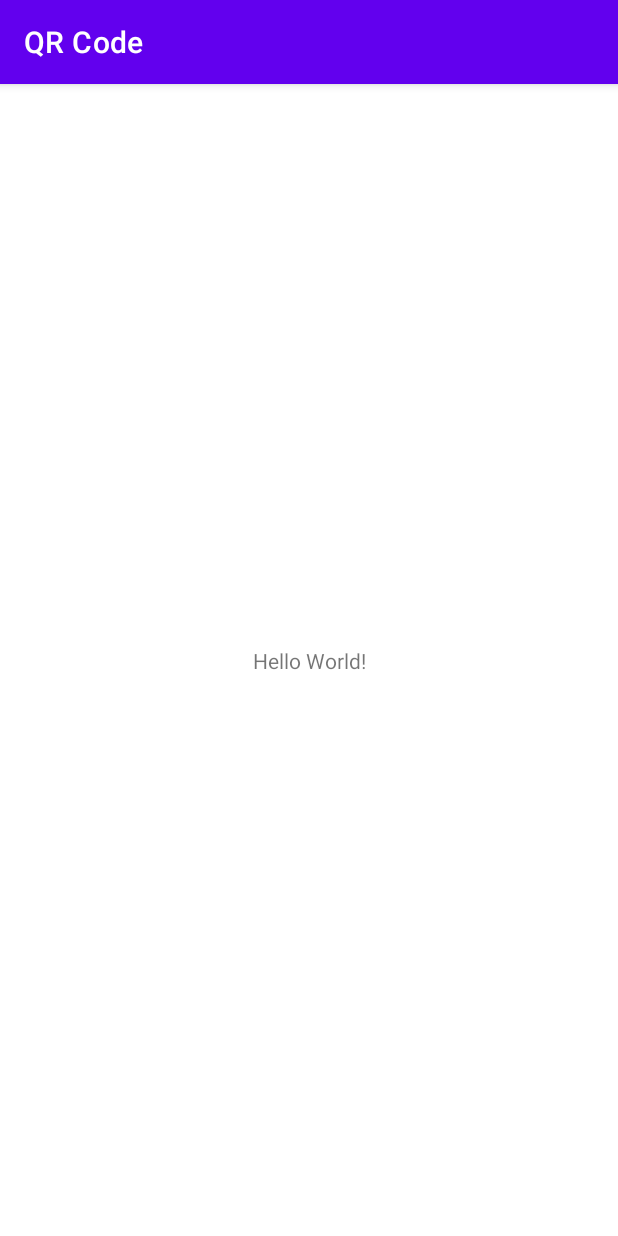
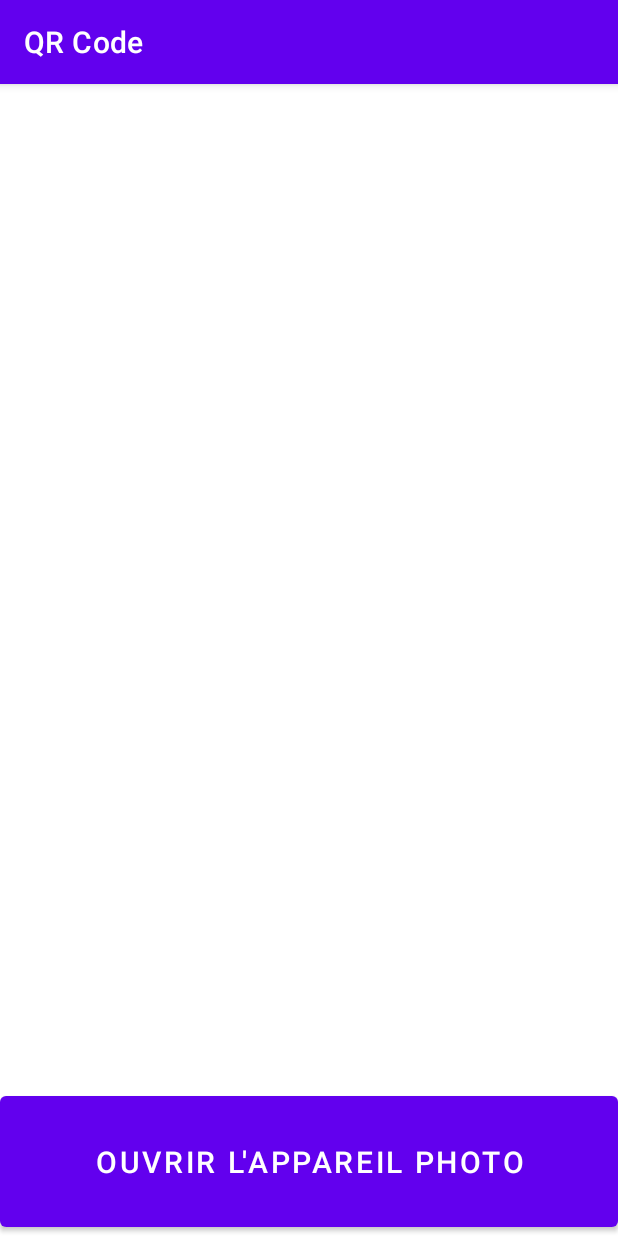
Before and after one commit to Alexandre-Vernet/QR_Code, an Android app: the screen it shows after launch (MainActivity), on a phone screen of 412 x 824 dp. Run offline under Robolectric (Android 15) with nearby library versions, the phone set to English and light mode, and no system bars.

Commit message:
Création de l'interface

```diff
--- a/app/build.gradle
+++ b/app/build.gradle
@@ -29,7 +29,6 @@ android {
 }
 
 dependencies {
-
     implementation 'androidx.appcompat:appcompat:1.2.0'
     implementation 'com.google.android.material:material:1.2.1'
     implementation 'androidx.constraintlayout:constraintlayout:2.0.2'
--- a/app/src/main/java/com/ynov/vernet/qrcode/MainActivity.java
+++ b/app/src/main/java/com/ynov/vernet/qrcode/MainActivity.java
@@ -1,8 +1,8 @@
 package com.ynov.vernet.qrcode;
 
+import android.os.Bundle;
+
 import androidx.appcompat.app.AppCompatActivity;
-
-import android.os.Bundle;
 
 public class MainActivity extends AppCompatActivity {
 
--- a/app/src/main/res/layout/activity_main.xml
+++ b/app/src/main/res/layout/activity_main.xml
@@ -1,18 +1,20 @@
 <?xml version="1.0" encoding="utf-8"?>
-<androidx.constraintlayout.widget.ConstraintLayout xmlns:android="http://schemas.android.com/apk/res/android"
+<LinearLayout xmlns:android="http://schemas.android.com/apk/res/android"
     xmlns:app="http://schemas.android.com/apk/res-auto"
     xmlns:tools="http://schemas.android.com/tools"
     android:layout_width="match_parent"
     android:layout_height="match_parent"
+    android:orientation="vertical"
+    android:gravity="bottom"
     tools:context=".MainActivity">
 
-    <TextView
-        android:layout_width="wrap_content"
+    <Button
+        android:id="@+id/btnScanner"
+        android:layout_width="match_parent"
         android:layout_height="wrap_content"
-        android:text="Hello World!"
-        app:layout_constraintBottom_toBottomOf="parent"
-        app:layout_constraintLeft_toLeftOf="parent"
-        app:layout_constraintRight_toRightOf="parent"
-        app:layout_constraintTop_toTopOf="parent" />
+        android:text="Ouvrir l'appareil photo"
+        android:padding="30dp"
+        android:textSize="20sp"
+        android:textAlignment="center"/>
 
-</androidx.constraintlayout.widget.ConstraintLayout>
+</LinearLayout>
```
